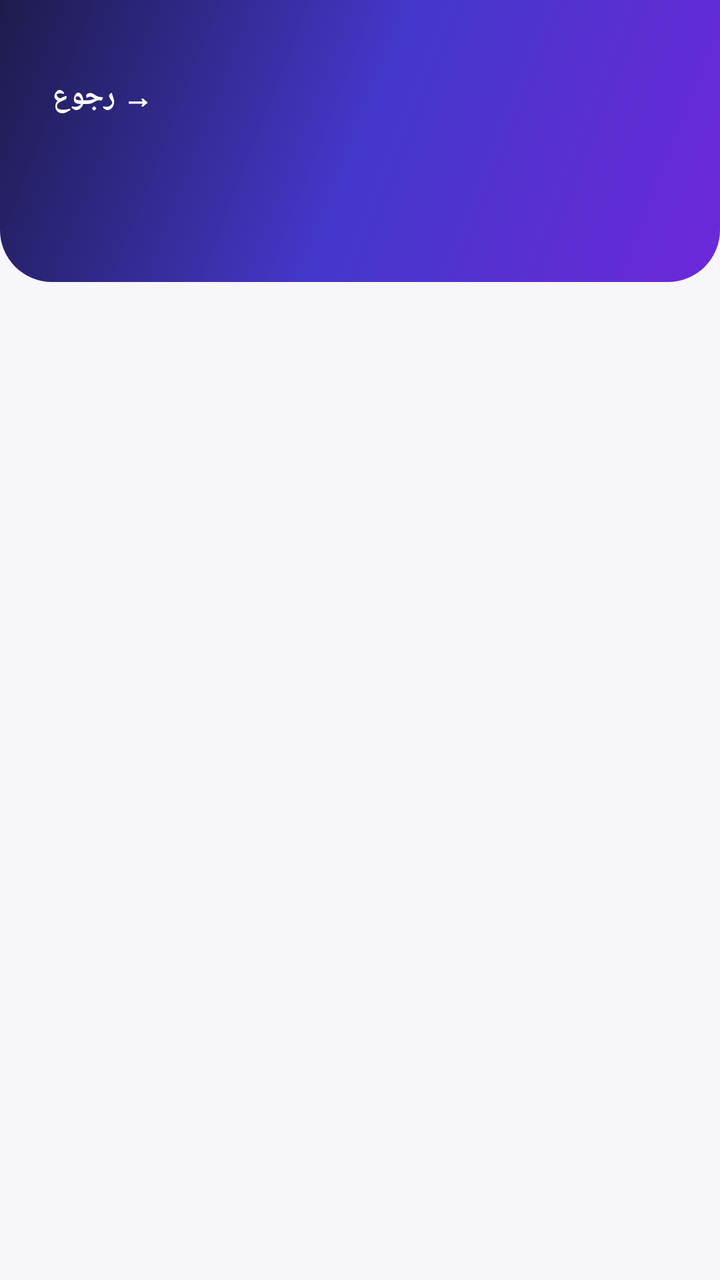
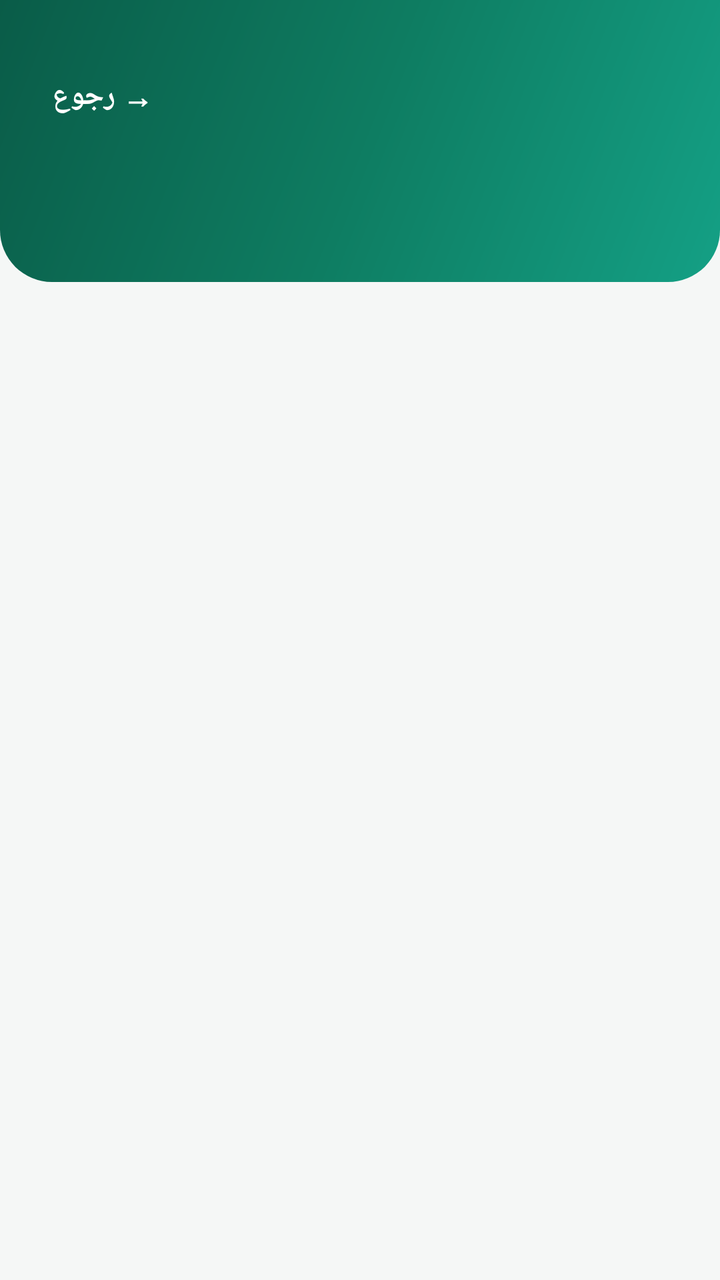

Before-and-after screenshots of an Android layout around one commit, followed by the original layout XML and the change that was made.
<!-- AndroidManifest.xml: application theme AppTheme -->
<!-- res/layout/activity_subjects.xml -->
<?xml version="1.0" encoding="utf-8"?>
<LinearLayout xmlns:android="http://schemas.android.com/apk/res/android"
    android:layout_width="match_parent" android:layout_height="match_parent"
    android:orientation="vertical" android:background="@color/bg">

    <LinearLayout android:layout_width="match_parent" android:layout_height="wrap_content"
        android:background="@drawable/bg_header" android:orientation="vertical" android:padding="20dp">
        <TextView android:id="@+id/btnBack" android:layout_width="wrap_content"
            android:layout_height="wrap_content" android:layout_marginTop="12dp"
            android:padding="6dp" android:text="→ رجوع" android:textColor="@color/white"
            android:textSize="15sp" android:textStyle="bold" />
        <TextView android:id="@+id/tvTitle" android:layout_width="match_parent"
            android:layout_height="wrap_content" android:layout_marginTop="8dp"
            android:text="" android:textColor="@color/white" android:textSize="20sp"
            android:textStyle="bold" />
        <TextView android:id="@+id/tvSubtitle" android:layout_width="match_parent"
            android:layout_height="wrap_content" android:layout_marginTop="4dp"
            android:text="" android:textColor="#DAD7FE" android:textSize="13sp" />
    </LinearLayout>

    <ListView android:id="@+id/listSubjects" android:layout_width="match_parent"
        android:layout_height="match_parent" android:divider="@android:color/transparent"
        android:dividerHeight="8dp" android:padding="16dp" android:clipToPadding="false" />
</LinearLayout>
<!-- resources referenced by this layout -->
<resources>
  <color name="bg">#F6F6FB</color>
  <color name="white">#FFFFFF</color>
  <!-- drawable bg_header (drawable) -->
  <?xml version="1.0" encoding="utf-8"?>
  <shape xmlns:android="http://schemas.android.com/apk/res/android" android:shape="rectangle">
      <gradient android:startColor="#1E1B4B" android:centerColor="#4338CA"
          android:endColor="#6D28D9" android:angle="315" />
      <corners android:bottomLeftRadius="26dp" android:bottomRightRadius="26dp" />
  </shape>
  <style name="AppTheme" parent="android:Theme.Material.Light.NoActionBar">
          <item name="android:colorPrimary">@color/primary</item>
          <item name="android:colorPrimaryDark">@color/primary_dark</item>
          <item name="android:colorAccent">@color/accent</item>
          <item name="android:windowBackground">@color/bg</item>
          <item name="android:statusBarColor">@color/primary_dark</item>
          <item name="android:navigationBarColor">@color/white</item>
          <item name="android:windowLightStatusBar">false</item>
      </style>
  <color name="primary">#4338CA</color>
  <color name="primary_dark">#1E1B4B</color>
  <color name="accent">#F59E0B</color>
</resources>

<!-- the commit's change to res/layout/activity_subjects.xml (unified diff, before → after) -->
@@ -15,7 +15,7 @@
             android:textStyle="bold" />
         <TextView android:id="@+id/tvSubtitle" android:layout_width="match_parent"
             android:layout_height="wrap_content" android:layout_marginTop="4dp"
-            android:text="" android:textColor="#DAD7FE" android:textSize="13sp" />
+            android:text="" android:textColor="@color/header_sub" android:textSize="13sp" />
     </LinearLayout>
 
     <ListView android:id="@+id/listSubjects" android:layout_width="match_parent"
<!-- resource entries referenced after the edit -->
@@ -1,12 +1,13 @@
 <!-- resources referenced by this layout -->
 <resources>
-  <color name="bg">#F6F6FB</color>
+  <color name="bg">#F5F7F6</color>
+  <color name="header_sub">#CFF0E4</color>
   <color name="white">#FFFFFF</color>
   <!-- drawable bg_header (drawable) -->
   <?xml version="1.0" encoding="utf-8"?>
   <shape xmlns:android="http://schemas.android.com/apk/res/android" android:shape="rectangle">
-      <gradient android:startColor="#1E1B4B" android:centerColor="#4338CA"
-          android:endColor="#6D28D9" android:angle="315" />
+      <gradient android:startColor="#0A5C48" android:centerColor="#0E7C61"
+          android:endColor="#14A085" android:angle="315" />
       <corners android:bottomLeftRadius="26dp" android:bottomRightRadius="26dp" />
   </shape>
   <style name="AppTheme" parent="android:Theme.Material.Light.NoActionBar">
@@ -18,8 +19,8 @@
           <item name="android:navigationBarColor">@color/white</item>
           <item name="android:windowLightStatusBar">false</item>
       </style>
-  <color name="primary">#4338CA</color>
-  <color name="primary_dark">#1E1B4B</color>
+  <color name="primary">#0E7C61</color>
+  <color name="primary_dark">#0A5C48</color>
   <color name="accent">#F59E0B</color>
 </resources>
 
